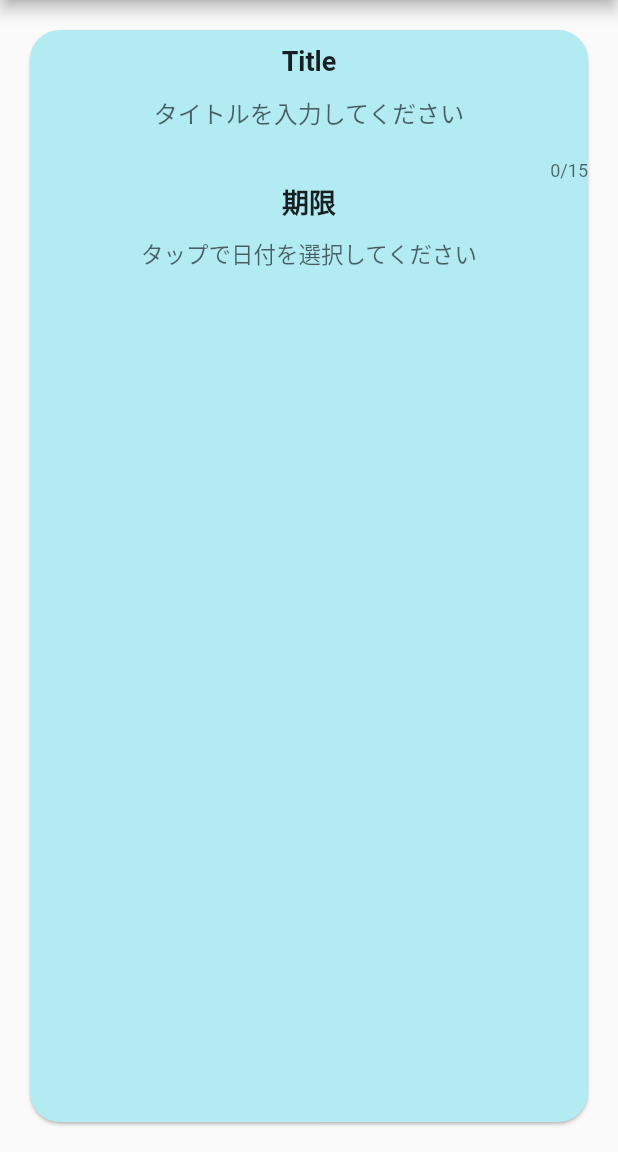
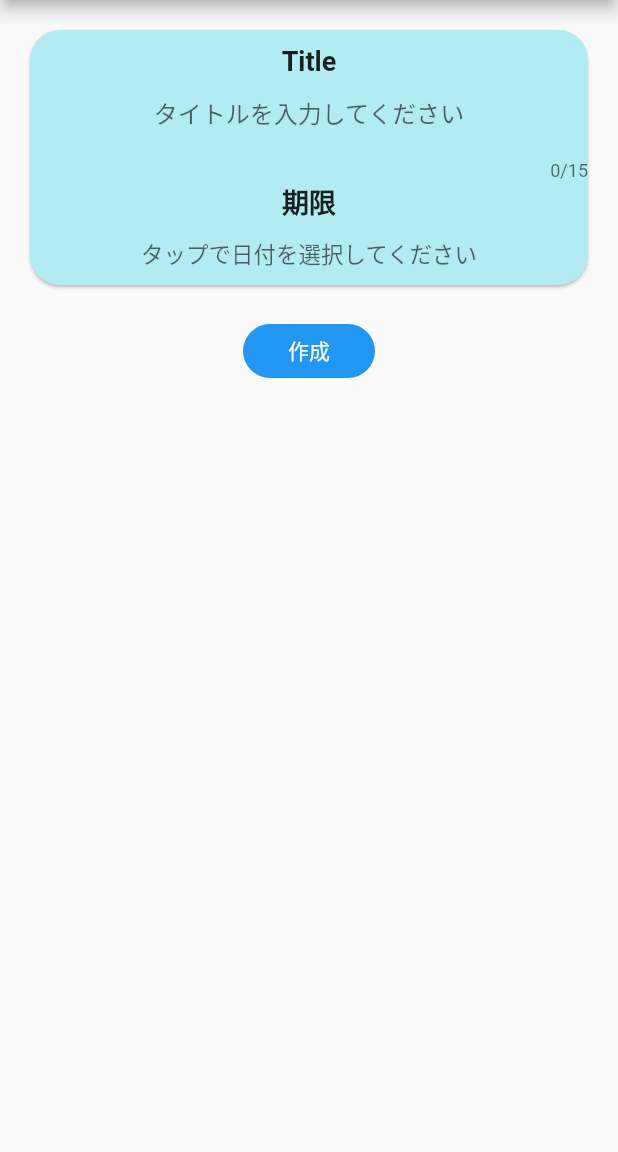
Before and after one commit to ho2ri2s/Flutter-Todo, a Flutter app: the TodoEdit screen opened directly, on a phone screen of 412 x 824 dp, the part 84-1236 px from its top. Run offline on Flutter 3.47's test engine with Material 2 defaults, Android fonts, the phone set to English and light mode, and no system bars.

Commit message:
add: edit layout

```diff
--- a/lib/components/todo_edit.dart
+++ b/lib/components/todo_edit.dart
@@ -28,12 +28,15 @@ class _TodoEditState extends State<TodoEdit> {
       appBar: AppBar(
         title: Text("Todo Edit"),
       ),
-      body: Card(
+      body: Column(children: <Widget>[
+        Flexible(
+          child: Card(
             margin: EdgeInsets.all(20),
             shape: RoundedRectangleBorder(
                 borderRadius: BorderRadius.all(Radius.circular(20))),
             color: Colors.cyan[100],
             child: Column(
+              mainAxisSize: MainAxisSize.min,
               children: <Widget>[
                 SizedBox(
                   height: 10,
@@ -73,7 +76,9 @@ class _TodoEditState extends State<TodoEdit> {
                     _expireChanged(expire);
                   },
                   child: Text(
-                _expire != null ? "${_expire.toString()}" : "タップで日付を選択してください",
+                    _expire != null
+                        ? "${_expire.toString()}"
+                        : "タップで日付を選択してください",
                     textAlign: TextAlign.left,
                     style: TextStyle(
                         fontSize: 15,
@@ -82,9 +87,24 @@ class _TodoEditState extends State<TodoEdit> {
                             : ThemeData.fallback().hintColor),
                   ),
                 ),
+                SizedBox(
+                  height: 10,
+                ),
               ],
             ),
           ),
+        ),
+        FlatButton(
+          child: Text(
+            "作成",
+            style: TextStyle(color: Colors.white),
+          ),
+          shape:
+              RoundedRectangleBorder(borderRadius: BorderRadius.circular(20)),
+          color: Colors.blue,
+          onPressed: () => Navigator.pop(context),
+        )
+      ]),
     );
   }
 }
```
Lines whose indentation alone changed are shown as unchanged.
